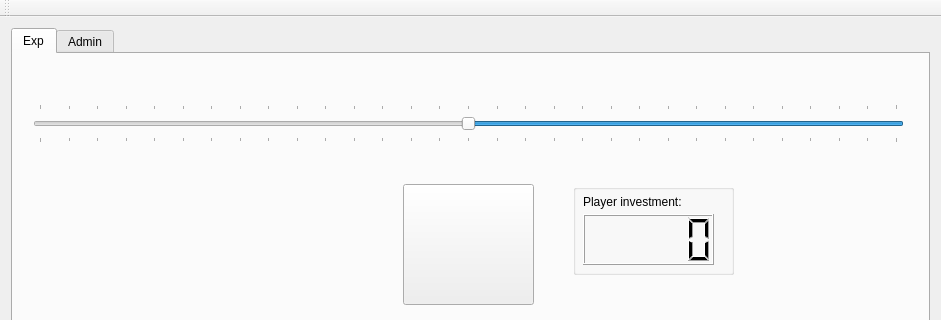
Above: hri/include/mainwindow.ui from mpatacchiola/naogui before the change; both pictures show x 0 to 941 and y 0 to 320 of the 941 by 767 pixel window. Below: the same form after it.
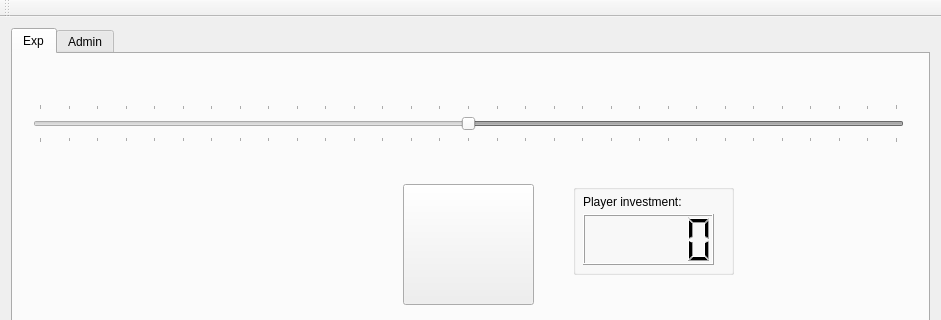
That is the form after the change.

Patch:
```diff
--- a/hri/include/mainwindow.ui
+++ b/hri/include/mainwindow.ui
@@ -71,6 +71,9 @@
           </property>
          </widget>
          <widget class="QSlider" name="horizontalSliderRobot">
+          <property name="enabled">
+           <bool>false</bool>
+          </property>
           <property name="geometry">
            <rect>
             <x>20</x>
```
Left out of the diff: 3 changed lines with no effect on the pictures.
